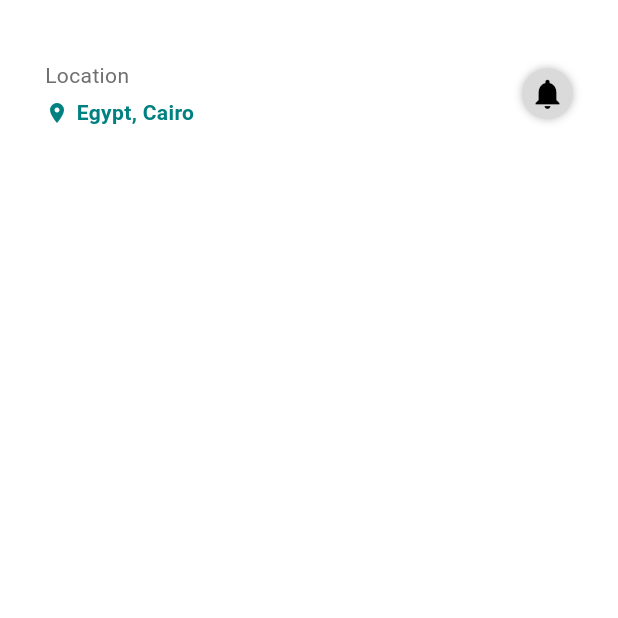
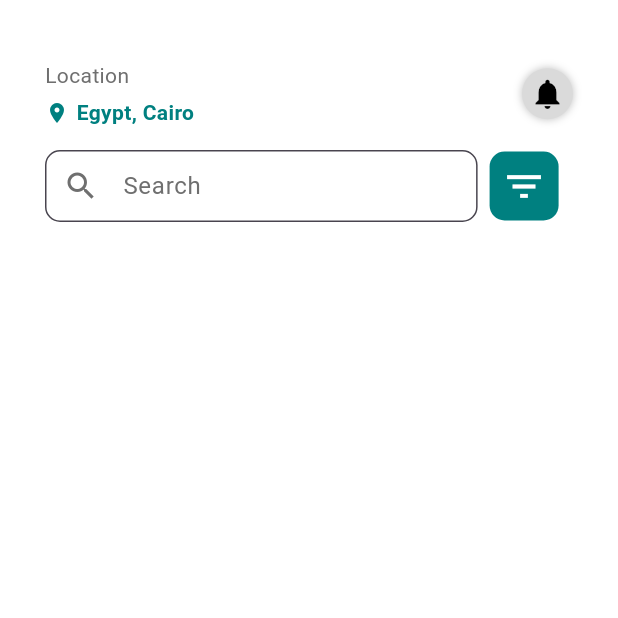
Before and after one commit to Mareamkhaled/final_project_bootcamp, a Flutter app: the screen it shows after launch, on a phone screen of 412 x 824 dp, the top half of it. Run offline on Flutter 3.47's test engine with Material 3 defaults, Android fonts, the phone set to English and light mode, and no system bars; our stand-ins replace device_preview, google_fonts; Roboto replaces fonts that are missing (Lemonada).

Commit message:
Add search and filter functionality with new components and assets

```diff
--- a/lib/core/app_images.dart
+++ b/lib/core/app_images.dart
@@ -10,4 +10,6 @@ class Assets {
       'assets/images/onboardingone.gif';
   static const String assetsImagesOnboarding2gif =
       'assets/images/onboardingtwo.gif';
+  static const String assetsImagesfilter = 'assets/images/filter.png';
+  static const String assetsImagesTest = 'assets/images/test.png';
 }
--- a/lib/main screen/presentation/views/main_screen.dart
+++ b/lib/main screen/presentation/views/main_screen.dart
@@ -1,5 +1,6 @@
 import 'package:final_project_bootcamp/core/app_colors.dart';
 import 'package:final_project_bootcamp/main%20screen/presentation/widgets/location_section_with_notification_button.dart';
+import 'package:final_project_bootcamp/main%20screen/presentation/widgets/search_and_filter_button.dart';
 import 'package:flutter/material.dart';
 
 class MainScreen extends StatelessWidget {
@@ -15,7 +16,14 @@ class MainScreen extends StatelessWidget {
             SizedBox(
               height: 40,
             ),
-            LocationSectionWithNotificationButton()
+            LocationSectionWithNotificationButton(),
+            SizedBox(
+              height: 15,
+            ),
+            SearchAndFilterButton(),
+            SizedBox(
+              height: 20,
+            ),
           ],
         ),
       ),
--- /dev/null
+++ b/lib/main screen/presentation/widgets/filter_button.dart
@@ -0,0 +1,26 @@
+import 'package:final_project_bootcamp/core/app_colors.dart';
+import 'package:flutter/material.dart';
+
+class FilterButton extends StatelessWidget {
+  const FilterButton({
+    super.key,
+  });
+
+  @override
+  Widget build(BuildContext context) {
+    return Ink(
+      child: Container(
+        padding: EdgeInsets.all(8),
+        decoration: BoxDecoration(
+          color: AppColors.myBlue,
+          borderRadius: BorderRadius.circular(10),
+        ),
+        child: Icon(
+          Icons.filter_list,
+          size: 30,
+          color: AppColors.myWhite,
+        ),
+      ),
+    );
+  }
+}
--- /dev/null
+++ b/lib/main screen/presentation/widgets/my_textfield.dart
@@ -0,0 +1,58 @@
+import 'package:flutter/material.dart';
+import 'package:flutter/services.dart';
+import '../../../core/app_colors.dart';
+import '../../../core/app_styles.dart';
+
+class MyTextFormField extends StatelessWidget {
+  const MyTextFormField(
+      {super.key,
+      required this.hintText,
+      this.controller,
+      this.validator,
+      this.onChanged,
+      this.inputFormatters,
+      this.isObscureText = false,
+      required this.prefixIcon,
+      this.suffixIcon,
+      this.obscure});
+  final String hintText;
+  // final Widget prefixIcon;
+  final TextEditingController? controller;
+  final String? Function(String?)? validator;
+  final void Function(String?)? onChanged;
+  final List<TextInputFormatter>? inputFormatters;
+  final bool isObscureText;
+  final Widget prefixIcon;
+  final Widget? suffixIcon;
+  final bool? obscure;
+
+  @override
+  Widget build(BuildContext context) {
+    return TextFormField(
+      obscureText: isObscureText,
+      controller: controller,
+      onChanged: onChanged,
+      validator: validator,
+      inputFormatters: inputFormatters,
+      decoration: InputDecoration(
+        contentPadding: EdgeInsets.zero,
+        fillColor: AppColors.myWhite,
+        filled: true,
+        focusedBorder: OutlineInputBorder(
+          borderSide: BorderSide(color: AppColors.myGrey),
+          borderRadius: BorderRadius.circular(
+            10,
+          ),
+        ),
+        prefixIconColor: AppColors.myGrey,
+        prefixIcon: prefixIcon,
+        suffixIcon: obscure == true ? null : suffixIcon,
+        border: OutlineInputBorder(borderRadius: BorderRadius.circular(10)),
+        hintText: hintText,
+        hintStyle: AppStyles.regular12(context).copyWith(
+          color: AppColors.myGrey,
+        ),
+      ),
+    );
+  }
+}
--- /dev/null
+++ b/lib/main screen/presentation/widgets/search_and_filter_button.dart
@@ -0,0 +1,30 @@
+import 'package:final_project_bootcamp/main%20screen/presentation/widgets/filter_button.dart';
+import 'package:final_project_bootcamp/main%20screen/presentation/widgets/my_textfield.dart';
+import 'package:flutter/material.dart';
+
+class SearchAndFilterButton extends StatelessWidget {
+  const SearchAndFilterButton({
+    super.key,
+  });
+
+  @override
+  Widget build(BuildContext context) {
+    return Row(
+      children: [
+        SizedBox(
+          width: MediaQuery.sizeOf(context).width * 0.7,
+          child: MyTextFormField(
+            hintText: "Search",
+            prefixIcon: Icon(
+              Icons.search,
+            ),
+          ),
+        ),
+        SizedBox(
+          width: 8,
+        ),
+        FilterButton()
+      ],
+    );
+  }
+}
```
Also changed, not shown: assets/images/filter.png (added), assets/images/test.png (added).
